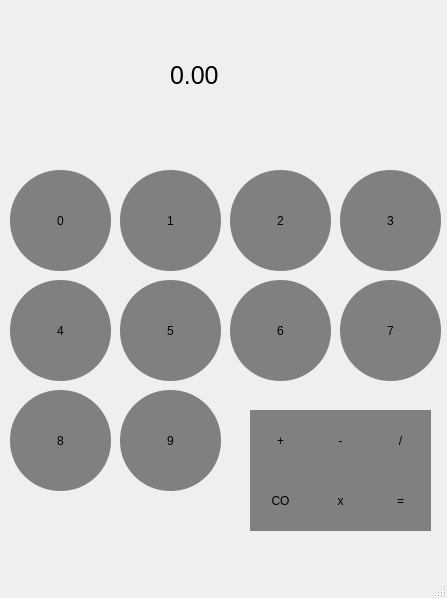
Qt form untitled/mainwindow.ui (apfeet/GUI-Calculator-in-c-) before a commit.
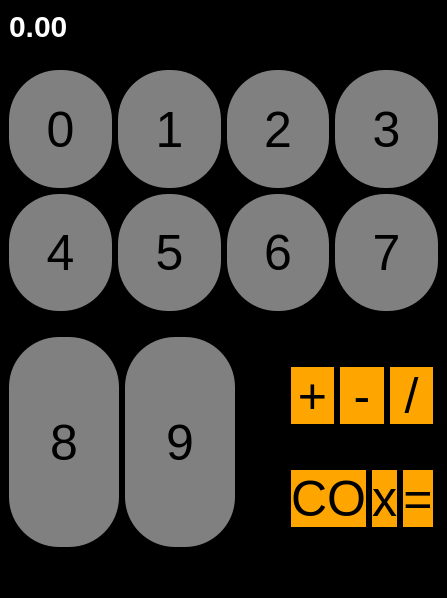
The same form after that commit.

What changed in the file:
```diff
--- a/untitled/mainwindow.ui
+++ b/untitled/mainwindow.ui
@@ -14,157 +14,264 @@
    <string>MainWindow</string>
   </property>
   <property name="styleSheet">
-   <string notr="true">QPushButton{
+   <string notr="true">*{
+	background-color: black;
+}
+QPushButton{
 	background-color: grey;
 	border-radius: 50px;
+	font-size: 50px;
 }
 QPushButton::pressed{
 	background-color: rgb(66, 66, 66);
 }
 QLabel{
 	text-color: white;
-}</string>
+}
+label{
+	color: red;
+}
+QPushButton#pushButton_11{
+	background-color:orange;
+}QPushButton#pushButton_12{
+	background-color:orange;
+}QPushButton#pushButton_13{
+	background-color:orange;
+}QPushButton#pushButton_14{
+	background-color:orange;
+}QPushButton#pushButton_15{
+	background-color:orange;
+}QPushButton#pushButton_16{
+	background-color:orange;
+}
+</string>
   </property>
   <widget class="QWidget" name="centralwidget">
+   <layout class="QVBoxLayout" name="verticalLayout_4">
+    <item>
+     <widget class="QLabel" name="label">
+      <property name="styleSheet">
+       <string notr="true">QLabel{
+	color: white;
+	font-size: 30px;
+	font-weight:bold;
+	text-align:center;
+	justify-content:center;
+}</string>
+      </property>
+      <property name="text">
+       <string>0.00</string>
+      </property>
+     </widget>
+    </item>
+    <item>
+     <spacer name="verticalSpacer">
+      <property name="orientation">
+       <enum>Qt::Vertical</enum>
+      </property>
+      <property name="sizeType">
+       <enum>QSizePolicy::Preferred</enum>
+      </property>
+      <property name="sizeHint" stdset="0">
+       <size>
+        <width>50</width>
+        <height>20</height>
+       </size>
+      </property>
+     </spacer>
+    </item>
+    <item>
+     <layout class="QVBoxLayout" name="verticalLayout_2">
+      <item>
+       <layout class="QHBoxLayout" name="horizontalLayout">
+        <item>
    <widget class="QPushButton" name="Button0">
-    <property name="geometry">
-     <rect>
-      <x>10</x>
-      <y>170</y>
-      <width>101</width>
-      <height>101</height>
-     </rect>
+          <property name="sizePolicy">
+           <sizepolicy hsizetype="Expanding" vsizetype="Expanding">
+            <horstretch>0</horstretch>
+            <verstretch>0</verstretch>
+           </sizepolicy>
     </property>
     <property name="text">
      <string>0</string>
     </property>
    </widget>
+        </item>
+        <item>
    <widget class="QPushButton" name="Button1">
-    <property name="geometry">
-     <rect>
-      <x>120</x>
-      <y>170</y>
-      <width>101</width>
-      <height>101</height>
-     </rect>
+          <property name="sizePolicy">
+           <sizepolicy hsizetype="Expanding" vsizetype="Expanding">
+            <horstretch>0</horstretch>
+            <verstretch>0</verstretch>
+           </sizepolicy>
     </property>
     <property name="text">
      <string>1</string>
     </property>
    </widget>
+        </item>
+        <item>
    <widget class="QPushButton" name="Button2">
-    <property name="geometry">
-     <rect>
-      <x>230</x>
-      <y>170</y>
-      <width>101</width>
-      <height>101</height>
-     </rect>
+          <property name="sizePolicy">
+           <sizepolicy hsizetype="Expanding" vsizetype="Expanding">
+            <horstretch>0</horstretch>
+            <verstretch>0</verstretch>
+           </sizepolicy>
     </property>
     <property name="text">
      <string>2</string>
     </property>
    </widget>
+        </item>
+        <item>
    <widget class="QPushButton" name="Button3">
-    <property name="geometry">
-     <rect>
-      <x>340</x>
-      <y>170</y>
-      <width>101</width>
-      <height>101</height>
-     </rect>
+          <property name="sizePolicy">
+           <sizepolicy hsizetype="Expanding" vsizetype="Expanding">
+            <horstretch>0</horstretch>
+            <verstretch>0</verstretch>
+           </sizepolicy>
     </property>
     <property name="text">
      <string>3</string>
     </property>
    </widget>
-   <widget class="QPushButton" name="Button6">
-    <property name="geometry">
-     <rect>
-      <x>230</x>
-      <y>280</y>
-      <width>101</width>
-      <height>101</height>
-     </rect>
-    </property>
-    <property name="text">
-     <string>6</string>
-    </property>
-   </widget>
+        </item>
+       </layout>
+      </item>
+      <item>
+       <layout class="QHBoxLayout" name="horizontalLayout_2">
+        <item>
    <widget class="QPushButton" name="Button4">
-    <property name="geometry">
-     <rect>
-      <x>10</x>
-      <y>280</y>
-      <width>101</width>
-      <height>101</height>
-     </rect>
+          <property name="sizePolicy">
+           <sizepolicy hsizetype="Minimum" vsizetype="Expanding">
+            <horstretch>0</horstretch>
+            <verstretch>0</verstretch>
+           </sizepolicy>
     </property>
     <property name="text">
      <string>4</string>
     </property>
    </widget>
+        </item>
+        <item>
    <widget class="QPushButton" name="Button5">
-    <property name="geometry">
-     <rect>
-      <x>120</x>
-      <y>280</y>
-      <width>101</width>
-      <height>101</height>
-     </rect>
+          <property name="sizePolicy">
+           <sizepolicy hsizetype="Minimum" vsizetype="Expanding">
+            <horstretch>0</horstretch>
+            <verstretch>0</verstretch>
+           </sizepolicy>
     </property>
     <property name="text">
      <string>5</string>
     </property>
    </widget>
+        </item>
+        <item>
+         <widget class="QPushButton" name="Button6">
+          <property name="sizePolicy">
+           <sizepolicy hsizetype="Minimum" vsizetype="Expanding">
+            <horstretch>0</horstretch>
+            <verstretch>0</verstretch>
+           </sizepolicy>
+          </property>
+          <property name="text">
+           <string>6</string>
+          </property>
+         </widget>
+        </item>
+        <item>
    <widget class="QPushButton" name="Button7">
-    <property name="geometry">
-     <rect>
-      <x>340</x>
-      <y>280</y>
-      <width>101</width>
-      <height>101</height>
-     </rect>
+          <property name="sizePolicy">
+           <sizepolicy hsizetype="Minimum" vsizetype="Expanding">
+            <horstretch>0</horstretch>
+            <verstretch>0</verstretch>
+           </sizepolicy>
     </property>
     <property name="text">
      <string>7</string>
     </property>
    </widget>
+        </item>
+       </layout>
+      </item>
+     </layout>
+    </item>
+    <item>
+     <spacer name="verticalSpacer_2">
+      <property name="orientation">
+       <enum>Qt::Vertical</enum>
+      </property>
+      <property name="sizeType">
+       <enum>QSizePolicy::Maximum</enum>
+      </property>
+      <property name="sizeHint" stdset="0">
+       <size>
+        <width>20</width>
+        <height>10</height>
+       </size>
+      </property>
+     </spacer>
+    </item>
+    <item>
+     <layout class="QHBoxLayout" name="horizontalLayout_6">
+      <item>
+       <layout class="QHBoxLayout" name="horizontalLayout_3">
+        <property name="topMargin">
+         <number>10</number>
+        </property>
+        <property name="bottomMargin">
+         <number>20</number>
+        </property>
+        <item>
    <widget class="QPushButton" name="Button8">
-    <property name="geometry">
-     <rect>
-      <x>10</x>
-      <y>390</y>
-      <width>101</width>
-      <height>101</height>
-     </rect>
+          <property name="sizePolicy">
+           <sizepolicy hsizetype="Expanding" vsizetype="Expanding">
+            <horstretch>0</horstretch>
+            <verstretch>0</verstretch>
+           </sizepolicy>
     </property>
     <property name="text">
      <string>8</string>
     </property>
    </widget>
+        </item>
+        <item>
    <widget class="QPushButton" name="Button9">
-    <property name="geometry">
-     <rect>
-      <x>120</x>
-      <y>390</y>
-      <width>101</width>
-      <height>101</height>
-     </rect>
+          <property name="sizePolicy">
+           <sizepolicy hsizetype="Expanding" vsizetype="Expanding">
+            <horstretch>0</horstretch>
+            <verstretch>0</verstretch>
+           </sizepolicy>
     </property>
     <property name="text">
      <string>9</string>
     </property>
    </widget>
+        </item>
+       </layout>
+      </item>
+      <item>
+       <spacer name="horizontalSpacer">
+        <property name="orientation">
+         <enum>Qt::Horizontal</enum>
+        </property>
+        <property name="sizeType">
+         <enum>QSizePolicy::Fixed</enum>
+        </property>
+        <property name="sizeHint" stdset="0">
+         <size>
+          <width>50</width>
+          <height>10</height>
+         </size>
+        </property>
+       </spacer>
+      </item>
+      <item>
+       <layout class="QVBoxLayout" name="verticalLayout">
+        <item>
+         <layout class="QHBoxLayout" name="horizontalLayout_4">
+          <item>
    <widget class="QPushButton" name="pushButton_11">
-    <property name="geometry">
-     <rect>
-      <x>250</x>
-      <y>410</y>
-      <width>61</width>
-      <height>61</height>
-     </rect>
-    </property>
     <property name="styleSheet">
      <string notr="true">pushButton_11{
 	background-color: rgb(207, 103, 0);
@@ -173,16 +280,13 @@
     <property name="text">
      <string>+</string>
     </property>
-   </widget>
+            <attribute name="buttonGroup">
+             <string notr="true">buttonGroup</string>
+            </attribute>
+           </widget>
+          </item>
+          <item>
    <widget class="QPushButton" name="pushButton_12">
-    <property name="geometry">
-     <rect>
-      <x>310</x>
-      <y>410</y>
-      <width>61</width>
-      <height>61</height>
-     </rect>
-    </property>
     <property name="styleSheet">
      <string notr="true">pushButton_11{
 	background-color: rgb(207, 103, 0);
@@ -191,16 +295,13 @@
     <property name="text">
      <string>-</string>
     </property>
-   </widget>
+            <attribute name="buttonGroup">
+             <string notr="true">buttonGroup</string>
+            </attribute>
+           </widget>
+          </item>
+          <item>
    <widget class="QPushButton" name="pushButton_13">
-    <property name="geometry">
-     <rect>
-      <x>370</x>
-      <y>410</y>
-      <width>61</width>
-      <height>61</height>
-     </rect>
-    </property>
     <property name="styleSheet">
      <string notr="true">pushButton_11{
 	background-color: rgb(207, 103, 0);
@@ -209,16 +310,32 @@
     <property name="text">
      <string>/</string>
     </property>
-   </widget>
+            <attribute name="buttonGroup">
+             <string notr="true">buttonGroup</string>
+            </attribute>
+           </widget>
+          </item>
+         </layout>
+        </item>
+        <item>
+         <layout class="QHBoxLayout" name="horizontalLayout_5">
+          <item>
+           <widget class="QPushButton" name="pushButton_16">
+            <property name="styleSheet">
+             <string notr="true">pushButton_11{
+	background-color: rgb(207, 103, 0);
+}</string>
+            </property>
+            <property name="text">
+             <string>CO</string>
+            </property>
+            <attribute name="buttonGroup">
+             <string notr="true">buttonGroup</string>
+            </attribute>
+           </widget>
+          </item>
+          <item>
    <widget class="QPushButton" name="pushButton_14">
-    <property name="geometry">
-     <rect>
-      <x>310</x>
-      <y>470</y>
-      <width>61</width>
-      <height>61</height>
-     </rect>
-    </property>
     <property name="styleSheet">
      <string notr="true">pushButton_11{
 	background-color: rgb(207, 103, 0);
@@ -227,35 +344,13 @@
     <property name="text">
      <string>x</string>
     </property>
-   </widget>
-   <widget class="QLabel" name="label">
-    <property name="geometry">
-     <rect>
-      <x>170</x>
-      <y>40</y>
-      <width>181</width>
-      <height>71</height>
-     </rect>
-    </property>
-    <property name="styleSheet">
-     <string notr="true">QLabel{
-	text-color: white;
-	font-size: 25px;
-}</string>
-    </property>
-    <property name="text">
-     <string>0.00</string>
-    </property>
-   </widget>
+            <attribute name="buttonGroup">
+             <string notr="true">buttonGroup</string>
+            </attribute>
+           </widget>
+          </item>
+          <item>
    <widget class="QPushButton" name="pushButton_15">
-    <property name="geometry">
-     <rect>
-      <x>370</x>
-      <y>470</y>
-      <width>61</width>
-      <height>61</height>
-     </rect>
-    </property>
     <property name="styleSheet">
      <string notr="true">pushButton_11{
 	background-color: rgb(207, 103, 0);
@@ -264,25 +359,34 @@
     <property name="text">
      <string>=</string>
     </property>
-   </widget>
-   <widget class="QPushButton" name="pushButton_16">
-    <property name="geometry">
-     <rect>
-      <x>250</x>
-      <y>470</y>
-      <width>61</width>
-      <height>61</height>
-     </rect>
-    </property>
-    <property name="styleSheet">
-     <string notr="true">pushButton_11{
-	background-color: rgb(207, 103, 0);
-}</string>
-    </property>
-    <property name="text">
-     <string>CO</string>
-    </property>
-   </widget>
+            <attribute name="buttonGroup">
+             <string notr="true">buttonGroup</string>
+            </attribute>
+           </widget>
+          </item>
+         </layout>
+        </item>
+       </layout>
+      </item>
+      <item>
+       <spacer name="horizontalSpacer_2">
+        <property name="orientation">
+         <enum>Qt::Horizontal</enum>
+        </property>
+        <property name="sizeType">
+         <enum>QSizePolicy::Preferred</enum>
+        </property>
+        <property name="sizeHint" stdset="0">
+         <size>
+          <width>5</width>
+          <height>20</height>
+         </size>
+        </property>
+       </spacer>
+      </item>
+     </layout>
+    </item>
+   </layout>
   </widget>
   <widget class="QMenuBar" name="menubar">
    <property name="geometry">
```
Left out of the diff: 3 changed lines with no effect on the pictures. Lines whose indentation alone changed are shown as unchanged.
